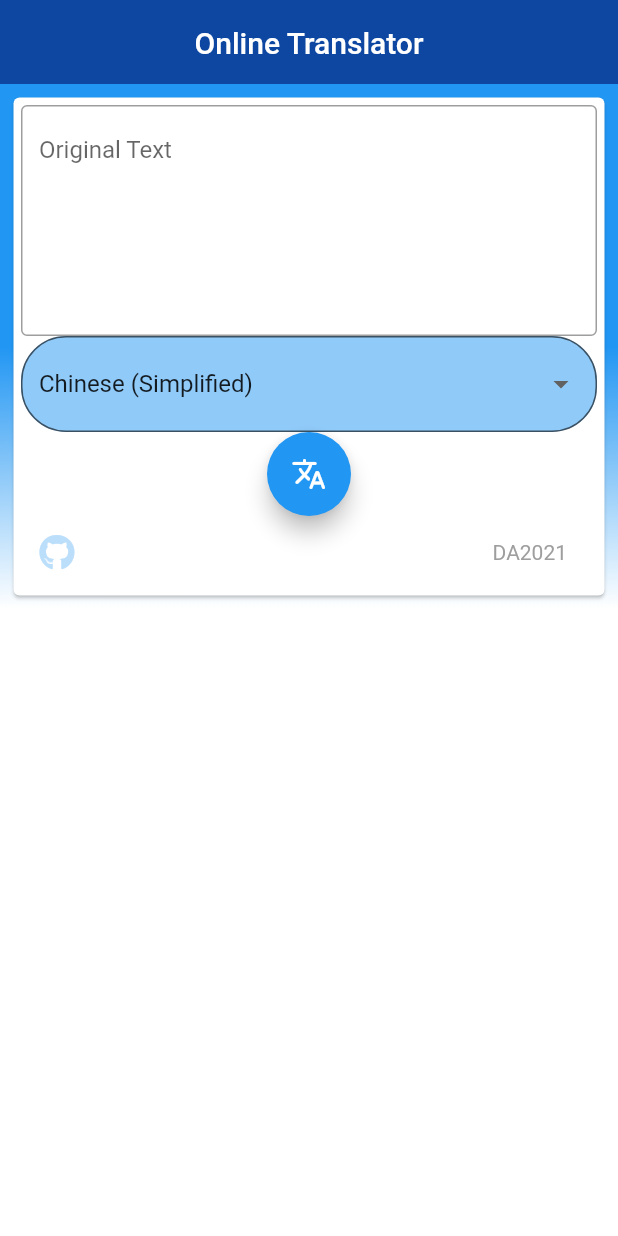
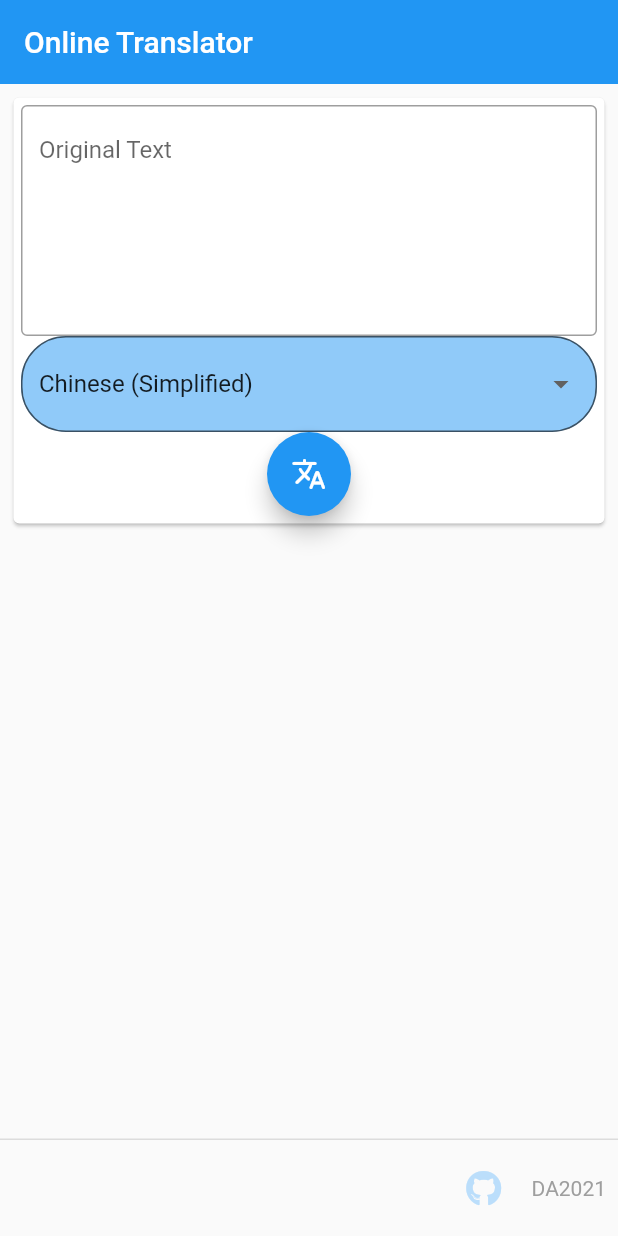
Before and after one commit to sscast/onlinetranslator, a Flutter app: the screen it shows after launch, on a phone screen of 412 x 824 dp. Run offline on Flutter 3.47's test engine with Material 2 defaults, Android fonts, the phone set to English and light mode, and no system bars; our stand-ins replace cloud_firestore, equatable, firebase_auth, flutter_riverpod, font_awesome_flutter; missing offline and left inert: pedantic, translator; accounts and stored records are empty; Roboto replaces fonts that are missing (Noto).

Commit message:
update packages

```diff
--- /dev/null
+++ b/lib/configure_nonweb.dart
@@ -0,0 +1,3 @@
+void configureApp() {
+  // No-op.
+}
--- /dev/null
+++ b/lib/configure_web.dart
@@ -0,0 +1,5 @@
+import 'package:flutter_web_plugins/flutter_web_plugins.dart';
+
+void configureApp() {
+  setUrlStrategy(PathUrlStrategy());
+}
--- a/lib/footer.dart
+++ /dev/null
@@ -1,54 +0,0 @@
-import 'package:flutter/material.dart';
-// import 'package:sky_engine/js/js.dart' as js;
-import 'package:url_launcher/url_launcher.dart';
-// import 'responsive_widget.dart';
-import 'package:font_awesome_flutter/font_awesome_flutter.dart';
-
-class Footer extends StatelessWidget {
-  final String github = "https://github.com/sscast/onlinetranslator";
-
-  _launchURL(String url) async {
-    if (await canLaunch(url)) {
-      await launch(url);
-    } else {
-      throw "Could not open $url";
-    }
-  }
-
-  List<Widget> socialMediaWidgets() {
-    return [
-      IconButton(
-        icon: FaIcon(FontAwesomeIcons.github),
-        onPressed: () {
-          _launchURL(github);
-        },
-        color: Colors.blue[100],
-      ),
-    ];
-  }
-
-  Widget copyRightText() => Text(
-        "DA2021",
-        textAlign: TextAlign.center,
-        style: TextStyle(
-          color: Colors.grey,
-        ),
-      );
-
-  @override
-  Widget build(BuildContext context) {
-    return Row(
-      mainAxisAlignment: MainAxisAlignment.spaceBetween,
-      children: <Widget>[
-        Row(
-          mainAxisAlignment: MainAxisAlignment.start,
-          children: socialMediaWidgets(),
-        ),
-        Container(
-          child: copyRightText(),
-          padding: EdgeInsets.only(right: 20),
-        ),
-      ],
-    );
-  }
-}
--- a/lib/main.dart
+++ b/lib/main.dart
@@ -1,9 +1,12 @@
 import 'package:flutter/material.dart';
+import 'package:flutter_riverpod/flutter_riverpod.dart';
 import 'package:translatetest/post.dart';
 import 'package:translatetest/translate.dart';
+import 'configure_nonweb.dart' if (dart.library.html) 'configure_web.dart';
 
 void main() {
-  runApp(MyApp());
+  configureApp();
+  runApp(ProviderScope(child: MyApp()));
 }
 
 class MyApp extends StatelessWidget {
@@ -18,8 +21,8 @@ class MyApp extends StatelessWidget {
     return MaterialApp(
       title: "Online Translator",
       theme: ThemeData(
-        primarySwatch: Colors.blue,
         fontFamily: 'Noto',
+        backgroundColor: Colors.blue,
       ),
       home: TranslatePage(
         post: post,
--- /dev/null
+++ b/lib/responsive_widget.dart
@@ -0,0 +1,43 @@
+import 'package:flutter/material.dart';
+
+class ResponsiveWidget extends StatelessWidget {
+  final Widget largeScreen;
+  final Widget mediumScreen;
+  final Widget smallScreen;
+
+  const ResponsiveWidget(
+      {Key? key,
+      required this.largeScreen,
+      required this.mediumScreen,
+      required this.smallScreen})
+      : super(key: key);
+
+  static bool isSmallScreen(BuildContext context) {
+    return MediaQuery.of(context).size.width < 800;
+  }
+
+  static bool isLargeScreen(BuildContext context) {
+    return MediaQuery.of(context).size.width > 800;
+  }
+
+  static bool isMediumScreen(BuildContext context) {
+    return MediaQuery.of(context).size.width >= 800 &&
+        MediaQuery.of(context).size.width <= 1200;
+  }
+
+  @override
+  Widget build(BuildContext context) {
+    return LayoutBuilder(
+      builder: (context, constraints) {
+        if (constraints.maxWidth > 1200) {
+          return largeScreen;
+        } else if (constraints.maxWidth <= 1200 &&
+            constraints.maxWidth >= 800) {
+          return mediumScreen;
+        } else {
+          return smallScreen;
+        }
+      },
+    );
+  }
+}
--- /dev/null
+++ b/lib/template.dart
@@ -0,0 +1,156 @@
+import 'package:flutter/material.dart';
+import 'package:font_awesome_flutter/font_awesome_flutter.dart';
+import 'package:url_launcher/url_launcher.dart';
+// import 'package:share_plus/share_plus.dart';
+
+import 'responsive_widget.dart';
+
+import 'package:flutter_riverpod/flutter_riverpod.dart';
+
+class Template extends ConsumerWidget {
+  final Widget child;
+  final String title;
+
+  Template({
+    Key? key,
+    required this.child,
+    required this.title,
+  }) : super(key: key);
+  final String github = "https://github.com/sscast/onlinetranslator";
+
+  _launchURL(String url) async {
+    if (await canLaunch(url)) {
+      await launch(url);
+    } else {
+      throw "Could not open $url";
+    }
+  }
+
+  @override
+  Widget build(BuildContext context, WidgetRef ref) {
+    return ResponsiveWidget(
+      largeScreen: Scaffold(
+        body: CustomScrollView(
+          slivers: <Widget>[
+            SliverAppBar(
+              pinned: true,
+              snap: false,
+              floating: false,
+              title: Text(title),
+              elevation: 1.0,
+            ),
+            SliverList(
+              delegate: SliverChildListDelegate(
+                [
+                  Container(
+                    alignment: Alignment.topCenter,
+                    // width: MediaQuery.of(context).size.width,
+                    // height: MediaQuery.of(context).size.height * 0.5,
+                    // padding: EdgeInsets.all(10),
+                    child: child,
+                  ),
+                ],
+              ),
+            ),
+          ],
+        ),
+        persistentFooterButtons: [
+          IconButton(
+            icon: const FaIcon(FontAwesomeIcons.github),
+            onPressed: () {
+              _launchURL(github);
+            },
+            color: Colors.blue[100],
+          ),
+          Text(
+            "DA2021",
+            textAlign: TextAlign.center,
+            style: TextStyle(
+              color: Colors.grey,
+            ),
+          )
+        ],
+      ),
+      mediumScreen: Scaffold(
+        body: CustomScrollView(
+          slivers: <Widget>[
+            SliverAppBar(
+              pinned: true,
+              snap: false,
+              floating: false,
+              title: Text(title),
+              elevation: 1.0,
+            ),
+            SliverList(
+              delegate: SliverChildListDelegate([
+                Container(
+                  alignment: Alignment.topCenter,
+                  // width: MediaQuery.of(context).size.width,
+                  // height: MediaQuery.of(context).size.height * 0.5,
+                  // padding: EdgeInsets.all(10),
+                  child: child,
+                ),
+              ]),
+            ),
+          ],
+        ),
+        persistentFooterButtons: [
+          IconButton(
+            icon: const FaIcon(FontAwesomeIcons.github),
+            onPressed: () {
+              _launchURL(github);
+            },
+            color: Colors.blue[100],
+          ),
+          Text(
+            "DA2021",
+            textAlign: TextAlign.center,
+            style: TextStyle(
+              color: Colors.grey,
+            ),
+          )
+        ],
+      ),
+      smallScreen: Scaffold(
+        body: CustomScrollView(
+          slivers: <Widget>[
+            SliverAppBar(
+              pinned: true,
+              snap: false,
+              floating: false,
+              title: Text(title),
+              elevation: 1.0,
+            ),
+            SliverList(
+              delegate: SliverChildListDelegate([
+                Container(
+                  alignment: Alignment.topCenter,
+                  // width: MediaQuery.of(context).size.width,
+                  // height: MediaQuery.of(context).size.height * 0.5,
+                  // padding: EdgeInsets.all(10),
+                  child: child,
+                ),
+              ]),
+            ),
+          ],
+        ),
+        persistentFooterButtons: [
+          IconButton(
+            icon: const FaIcon(FontAwesomeIcons.github),
+            onPressed: () {
+              _launchURL(github);
+            },
+            color: Colors.blue[100],
+          ),
+          Text(
+            "DA2021",
+            textAlign: TextAlign.center,
+            style: TextStyle(
+              color: Colors.grey,
+            ),
+          )
+        ],
+      ),
+    );
+  }
+}
--- a/lib/translate.dart
+++ b/lib/translate.dart
@@ -1,12 +1,12 @@
 import 'package:flutter/material.dart';
-import 'package:flutter/services.dart';
+import 'package:flutter_riverpod/flutter_riverpod.dart';
 import 'package:pedantic/pedantic.dart';
 import 'package:translatetest/post.dart';
+import 'package:translatetest/template.dart';
 import 'package:translatetest/util/show_exception_alert_dialog.dart';
 import 'package:translator/translator.dart';
-import 'package:translatetest/footer.dart';
 
-class TranslatePage extends StatefulWidget {
+class TranslatePage extends ConsumerStatefulWidget {
   const TranslatePage({Key? key, this.post}) : super(key: key);
   final Post? post;
 
@@ -14,7 +14,7 @@ class TranslatePage extends StatefulWidget {
   _TranslatePageState createState() => _TranslatePageState();
 }
 
-class _TranslatePageState extends State<TranslatePage> {
+class _TranslatePageState extends ConsumerState<TranslatePage> {
   final _formKey = GlobalKey<FormState>();
 
   String? _content;
@@ -108,40 +108,13 @@ class _TranslatePageState extends State<TranslatePage> {
 
   @override
   Widget build(BuildContext context) {
-    return CustomScrollView(
-      slivers: <Widget>[
-        SliverAppBar(
-          pinned: false,
-          snap: false,
-          floating: true,
-          backgroundColor: Colors.blue[900],
-          flexibleSpace: FlexibleSpaceBar(
-            centerTitle: true,
-            title: Text("Online Translator"),
-          ),
-        ),
-        SliverList(
-          delegate: SliverChildListDelegate([
-            Container(
-              alignment: Alignment.topCenter,
-              child: Container(
-                decoration: BoxDecoration(
-                  gradient: LinearGradient(
-                    colors: [
-                      Colors.white,
-                      Colors.blue,
-                    ],
-                    begin: Alignment.bottomCenter,
-                    end: Alignment.topCenter,
-                    stops: [0.0, 0.5],
-                  ),
-                ),
-                child: _buildContents(),
-              ),
-            ),
-          ]),
-        ),
-      ],
+    return Template(
+      title: "Online Translator",
+      child: Column(
+        children: [
+          _buildContents(),
+        ],
+      ),
     );
   }
 
@@ -171,22 +144,6 @@ class _TranslatePageState extends State<TranslatePage> {
 
   List<Widget> _buildFormChildren() {
     return [
-      // TextFormField(
-      //   textAlign: TextAlign.start,
-      //   decoration: InputDecoration(
-      //     labelText: 'Title',
-      //     alignLabelWithHint: true,
-      //     border: OutlineInputBorder(
-      //       gapPadding: 2,
-      //       borderSide: BorderSide(
-      //         style: BorderStyle.none,
-      //       ),
-      //     ),
-      //   ),
-      //   keyboardAppearance: Brightness.light,
-      //   initialValue: _title,
-      //   validator: (value) => value.isNotEmpty ? null : 'Title can\'t be empty',
-      // ),
       TextFormField(
         textAlign: TextAlign.start,
         decoration: InputDecoration(
@@ -306,7 +263,6 @@ class _TranslatePageState extends State<TranslatePage> {
             },
           ),
         ),
-      Container(child: Footer()),
     ];
   }
 }
```
Also changed, not shown: pubspec.yaml (+9 -7 lines).
